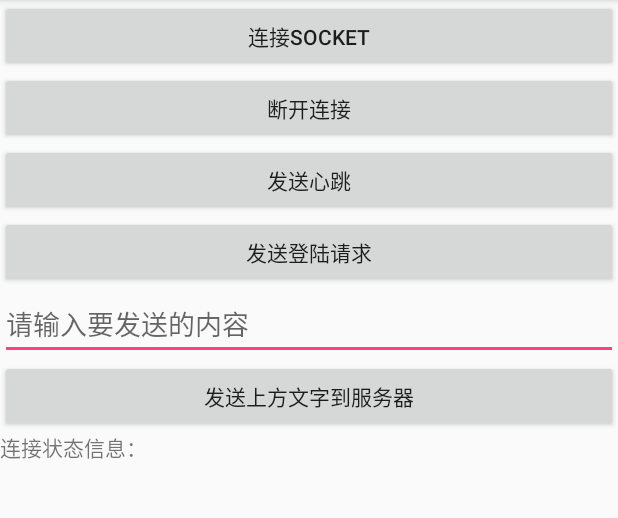
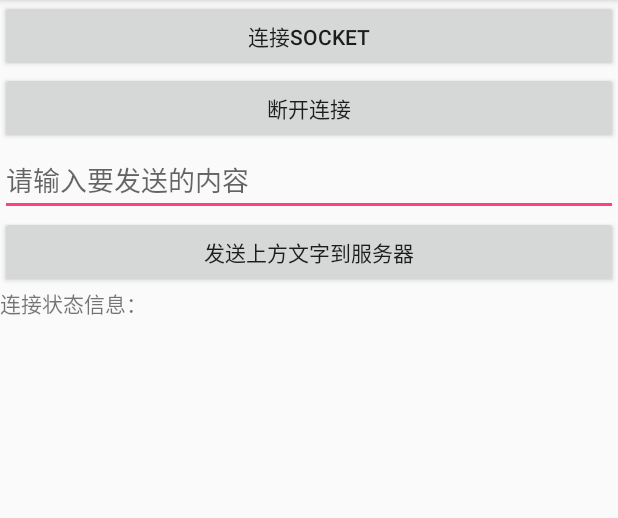
Before and after one commit to aifeier/ScoketDemo, an Android app: the screen it shows after launch (MainActivity), on a phone screen of 412 x 824 dp, the part 84-602 px from its top. Run offline under Robolectric (Android 15) with nearby library versions, the phone set to English and light mode, and no system bars.

Commit message:
完善Log

```diff
--- a/app/src/main/res/layout/activity_main.xml
+++ b/app/src/main/res/layout/activity_main.xml
@@ -19,18 +19,6 @@
         android:layout_height="wrap_content"
         android:text="断开连接" />
 
-    <android.support.v7.widget.AppCompatButton
-        android:id="@+id/sendHeart"
-        android:layout_width="match_parent"
-        android:layout_height="wrap_content"
-        android:text="发送心跳" />
-
-    <android.support.v7.widget.AppCompatButton
-        android:id="@+id/send"
-        android:layout_width="match_parent"
-        android:layout_height="wrap_content"
-        android:text="发送登陆请求" />
-
     <android.support.v7.widget.AppCompatEditText
         android:id="@+id/editText"
         android:layout_width="match_parent"
```
Also changed, not shown: app/src/main/java/com/example/ai/scoketdemo/MainActivity.java (+29 -52 lines), simplesocketservice/src/main/java/com/example/ai/simplesocketservice/SimpleSocketService.java (+7 -5 lines).
